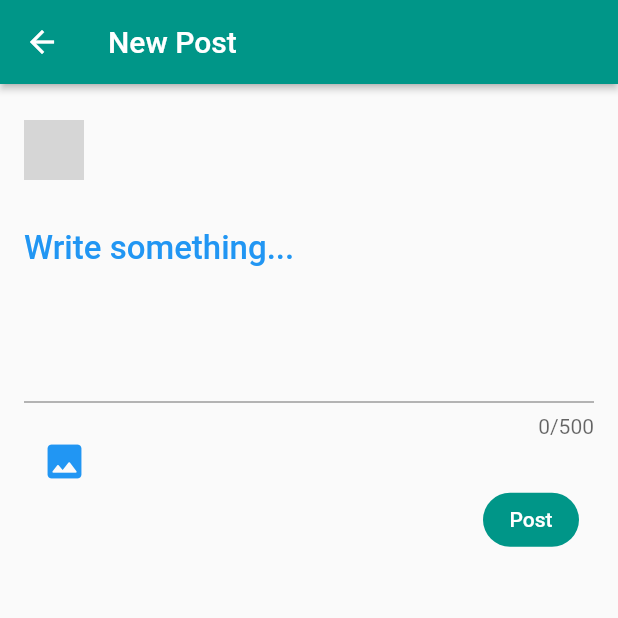
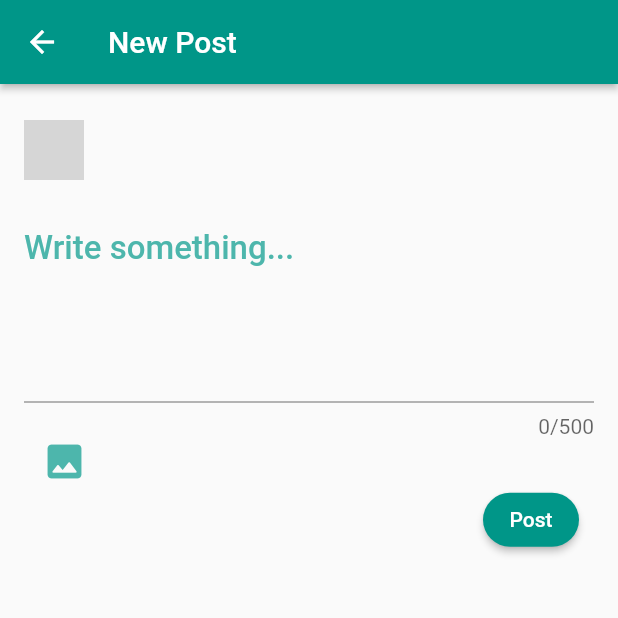
Before and after one commit to prism342/RitterMicroblog, a Flutter app: the MyNewPostScreen screen opened by its route, on a phone screen of 412 x 824 dp, the top half of it. Run offline on Flutter 3.47's test engine with Material 2 defaults, Android fonts, the phone set to English and light mode, and no system bars; our stand-ins replace cached_network_image, cloud_firestore, firebase_auth, firebase_core, firebase_storage, fluttertoast and 3 more; accounts and stored records are empty; generated files the repository leaves out were written again; network calls fail; grey boxes are pictures that could not be loaded.

Commit message:
update theme data

```diff
--- a/lib/screens/home_screen/profile_tab.dart
+++ b/lib/screens/home_screen/profile_tab.dart
@@ -40,7 +40,7 @@ class _MyProfileTabState extends State<MyProfileTab> {
           children: [
             Container(
               height: 100,
-              color: Theme.of(context).colorScheme.background,
+              // color: theme.colorScheme.background,
             ),
             Align(
               alignment: Alignment.centerRight,
@@ -141,19 +141,14 @@ class _MyProfileTabState extends State<MyProfileTab> {
         children: [
           StreamBuilder(
             stream: selfUserDataStream,
-            builder: (BuildContext context, AsyncSnapshot<UserData> snapshot) {
-              if (snapshot.hasData && snapshot.data != null) {
-                return buildProfileSection(snapshot.data!);
-              } else {
-                return buildProfileSection(
+            builder: (BuildContext context, AsyncSnapshot<UserData> snapshot) =>
+                buildProfileSection(
+              snapshot.data ??
                   UserData(
-                    username: "",
-                    handle: "@handle",
-                    joinedDate: Timestamp.now(),
-                  ),
-                );
-              }
-            },
+                      username: "",
+                      handle: "@handle",
+                      joinedDate: Timestamp.now()),
+            ),
           ),
           buildActivitiesSection(),
         ],
--- a/lib/themes.dart
+++ b/lib/themes.dart
@@ -3,11 +3,28 @@ import 'package:flutter/material.dart';
 // const primaryColor = Colors.amber;
 
 ThemeData lightTheme = ThemeData(
+  colorScheme: ColorScheme(
+    brightness: Brightness.light,
+    primary: Colors.teal,
+    onPrimary: Colors.white,
+    secondary: Colors.teal.shade300,
+    onSecondary: Colors.white,
+    background: Colors.grey.shade200,
+    onBackground: Colors.white,
+    error: Colors.red,
+    onError: Colors.black,
+    surface: Colors.white,
+    onSurface: Colors.black,
+  ),
   textTheme: const TextTheme(
-    bodyLarge: TextStyle(color: Colors.black, fontSize: 18),
-    bodyMedium: TextStyle(color: Colors.black, fontSize: 16),
-    bodySmall: TextStyle(color: Colors.black, fontSize: 14),
-    labelMedium: TextStyle(color: Colors.black45, fontSize: 16),
+    bodyLarge: TextStyle(
+        color: Colors.black, fontSize: 18, fontWeight: FontWeight.normal),
+    bodyMedium: TextStyle(
+        color: Colors.black, fontSize: 16, fontWeight: FontWeight.normal),
+    bodySmall: TextStyle(
+        color: Colors.black, fontSize: 14, fontWeight: FontWeight.normal),
+    labelMedium: TextStyle(
+        color: Colors.black45, fontSize: 16, fontWeight: FontWeight.normal),
     titleLarge: TextStyle(
         color: Colors.black, fontSize: 20, fontWeight: FontWeight.w500),
     titleMedium: TextStyle(
@@ -15,28 +32,33 @@ ThemeData lightTheme = ThemeData(
     titleSmall: TextStyle(
         color: Colors.black, fontSize: 16, fontWeight: FontWeight.w500),
   ),
-  colorScheme: ColorScheme(
-    primary: Colors.teal,
-    onPrimary: Colors.white,
-    secondary: Colors.blue,
-    onSecondary: Colors.white,
-    background: Colors.grey.shade200,
-    onBackground: Colors.white,
-    error: Colors.red,
-    onError: Colors.black,
-    surface: Colors.white,
-    onSurface: Colors.black,
-    brightness: Brightness.light,
-  ),
-
-  // appBarTheme: AppBarTheme(backgroundColor: Colors.white, )
-  // primarySwatch: primaryColor,
-  // bottomNavigationBarTheme:
-  //     const BottomNavigationBarThemeData(selectedItemColor: primaryColor),
-  // floatingActionButtonTheme:
-  //     const FloatingActionButtonThemeData(backgroundColor: primaryColor),
 );
 
 ThemeData darkTheme = ThemeData(
   brightness: Brightness.dark,
+  // colorScheme: ColorScheme(
+  //   brightness: Brightness.dark,
+  //   primary: Colors.teal,
+  //   onPrimary: Colors.white,
+  //   secondary: Colors.teal.shade300,
+  //   onSecondary: Colors.white,
+  //   background: Colors.grey.shade200,
+  //   onBackground: Colors.white,
+  //   error: Colors.red,
+  //   onError: Colors.black,
+  //   surface: Colors.white,
+  //   onSurface: Colors.black,
+  // ),
+  textTheme: const TextTheme(
+    bodyLarge: TextStyle(color: Colors.white, fontSize: 18),
+    bodyMedium: TextStyle(color: Colors.white, fontSize: 16),
+    bodySmall: TextStyle(color: Colors.white, fontSize: 14),
+    labelMedium: TextStyle(color: Colors.white70, fontSize: 16),
+    titleLarge: TextStyle(
+        color: Colors.white, fontSize: 20, fontWeight: FontWeight.w500),
+    titleMedium: TextStyle(
+        color: Colors.white, fontSize: 18, fontWeight: FontWeight.w500),
+    titleSmall: TextStyle(
+        color: Colors.white, fontSize: 16, fontWeight: FontWeight.w500),
+  ),
 );
--- a/lib/widgets/my_buttons.dart
+++ b/lib/widgets/my_buttons.dart
@@ -2,41 +2,24 @@ import 'package:flutter/material.dart';
 
 class MySmallButton extends StatelessWidget {
   final String title;
-  final Color? backgroundColor;
-  final Color? textColor;
   final void Function() onPressed;
 
   const MySmallButton(
     this.title, {
     Key? key,
     required this.onPressed,
-    this.backgroundColor,
-    this.textColor,
   }) : super(key: key);
 
   @override
   Widget build(BuildContext context) {
-    Color? effectiveBackgroundColor = backgroundColor;
-    if (backgroundColor == null) {
-      effectiveBackgroundColor = Theme.of(context).colorScheme.primary;
-    }
-    Color? effectiveTextColor = backgroundColor;
-    if (textColor == null) {
-      effectiveTextColor = Theme.of(context).colorScheme.onPrimary;
-    }
-
-    return TextButton(
+    return ElevatedButton(
       onPressed: onPressed,
       style: ButtonStyle(
-          backgroundColor: MaterialStateProperty.all(effectiveBackgroundColor),
           shape: MaterialStateProperty.all<RoundedRectangleBorder>(
               RoundedRectangleBorder(
-            borderRadius: BorderRadius.circular(18.0),
-          ))),
-      child: Text(
-        title,
-        style: TextStyle(color: effectiveTextColor),
-      ),
+        borderRadius: BorderRadius.circular(18.0),
+      ))),
+      child: Text(title),
     );
   }
 }
```
